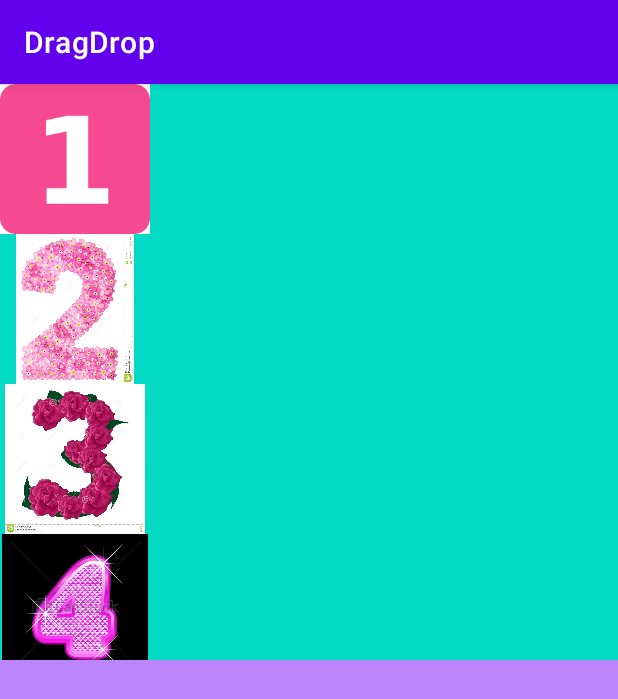
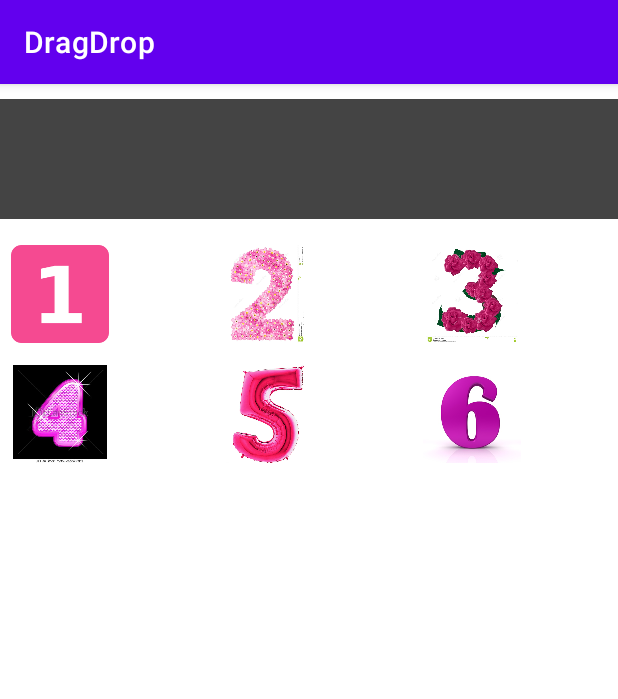
Before and after one commit to gusmanmatheus/DragDrop, an Android app: the screen it shows after launch (MainActivity), on a phone screen of 412 x 824 dp. Shown: the top 699 px of the screen. Run offline under Robolectric (Android 15) with nearby library versions, the phone set to English and light mode, and no system bars.

Commit message:
new draganddrop

```diff
--- a/app/src/main/java/com/example/dragdrop/MainActivity.kt
+++ b/app/src/main/java/com/example/dragdrop/MainActivity.kt
@@ -1,127 +1,23 @@
 package com.example.dragdrop
 
-import android.content.ClipData
-import android.content.ClipDescription
-import android.os.Build
+import android.content.Intent
 import android.os.Bundle
-import android.util.Log
-import android.view.DragEvent
-import android.view.View
-import android.view.ViewGroup
-import android.widget.ImageView
-import android.widget.LinearLayout
 import androidx.appcompat.app.AppCompatActivity
-import androidx.core.content.ContextCompat
-import androidx.recyclerview.widget.LinearLayoutManager
-import kotlinx.android.synthetic.main.activity_main.Selected_RC
-import kotlinx.android.synthetic.main.activity_main.bt_cl
-import kotlinx.android.synthetic.main.activity_main.noSelected_RC
-import kotlinx.android.synthetic.main.activity_main.tp_cl
+import com.example.dragdrop.adapter.AvailableAdapter
+import kotlinx.android.synthetic.main.activity_main.*
 
 class MainActivity : AppCompatActivity() {
-    var itemUsed = 0
-
-    private val adapterSelected = Rc()
-    private val adapterUnSelected = Rc()
-
     override fun onCreate(savedInstanceState: Bundle?) {
         super.onCreate(savedInstanceState)
         setContentView(R.layout.activity_main)
-        adapterSelected.onItemClick = { num ->
-            itemUsed = num
+
+        mainRecAvailable.adapter = AvailableAdapter().apply {
+            data = List(6) { it }
         }
-        adapterUnSelected.onItemClick = { num ->
-            itemUsed = num
+
+        mainSeparator.setOnClickListener {
+            startActivity(Intent(this, MainActivity::class.java))
+            finish()
         }
-        tp_cl.setOnDragListener(object : MyOnLDragListener( {
-            Log.i("XRL89", "$itemUsed no layout 1")
-            adapterSelected.data.add(itemUsed)
-            val disc = adapterSelected.data.distinct()
-            adapterSelected.data =  disc.toMutableList()
-            adapterUnSelected.data.remove(itemUsed)
-            adapterUnSelected.notifyDataSetChanged()
-            adapterSelected.notifyDataSetChanged()
-
-
-        }) {})
-        bt_cl.setOnDragListener(object : MyOnLDragListener( {
-            if(adapterUnSelected.data.count()<=1) {
-                Log.i("XRL89", "$itemUsed no layout 2")
-                adapterUnSelected.data.add(itemUsed)
-                adapterUnSelected.data=  adapterUnSelected.data.distinct().toMutableList()
-                adapterSelected.data.remove(itemUsed)
-                adapterUnSelected.notifyDataSetChanged()
-                adapterSelected.notifyDataSetChanged()
-            }
-        }) {})
-        setAdapters()
-    }
-
-    private fun setAdapters(){
-        noSelected_RC.layoutManager = LinearLayoutManager(this)
-        noSelected_RC.adapter = adapterUnSelected
-        adapterUnSelected.data = mutableListOf()
-        adapterUnSelected.notifyDataSetChanged()
-
-        Selected_RC.layoutManager = LinearLayoutManager(this)
-        Selected_RC.adapter = adapterSelected
-        adapterSelected.data =  mutableListOf<Int>(1, 2, 3, 4, 5, 6)
-        adapterSelected.notifyDataSetChanged()
-
     }
 }
-
-
-
-open class MyOnLongClickListener(open val uni: () -> Unit) : View.OnLongClickListener {
-    override fun onLongClick(v: View): Boolean {
-        val data = ClipData.newPlainText("simple_text", "text")
-        val sb = View.DragShadowBuilder(v)
-
-        if (Build.VERSION.SDK_INT >= Build.VERSION_CODES.N) {
-            v.startDragAndDrop(data, sb, v, 0)
-        } else
-            v.startDrag(data, sb, v, 0)
-
-        v.visibility = View.INVISIBLE
-        uni()
-        return true
-    }
-}
-open class MyOnLDragListener(val uni: () -> Unit) : View.OnDragListener {
-    override fun onDrag(v: View?, event: DragEvent?): Boolean {
-        when (event?.action) {
-            DragEvent.ACTION_DRAG_STARTED -> {
-                return event.clipDescription.hasMimeType(ClipDescription.MIMETYPE_TEXT_PLAIN)
-            }
-
-            DragEvent.ACTION_DRAG_ENTERED -> {
-
-
-            }
-            DragEvent.ACTION_DRAG_LOCATION -> {
-
-
-            }
-            DragEvent.ACTION_DRAG_EXITED -> {
-
-
-            }
-            DragEvent.ACTION_DROP -> {//penutino
-                val view = event.localState as View
-                val owned = view.parent as ViewGroup
-                owned.removeView(view)
-
-                val container = v as LinearLayout
-                container.addView(view)
-                uni()
-            }
-            DragEvent.ACTION_DRAG_ENDED -> {//pos
-                val view = event.localState as View
-                view.visibility = View.VISIBLE
-
-            }
-        }
-        return true
-    }
-}
--- a/app/src/main/java/com/example/dragdrop/Rc.kt
+++ /dev/null
@@ -1,49 +0,0 @@
-package com.example.dragdrop
-
-import android.view.LayoutInflater
-import android.view.View
-import android.view.ViewGroup
-import androidx.recyclerview.widget.RecyclerView
-import kotlinx.android.synthetic.main.item_list.view.itemRC
-
-class Rc : RecyclerView.Adapter<Rc.Holder>() {
-    var data = mutableListOf<Int>()
-    var onItemClick: ((Int) -> Unit) = {}
-
-    override fun onCreateViewHolder(parent: ViewGroup, viewType: Int): Holder {
-        return Holder(
-            LayoutInflater.from(parent.context).inflate(R.layout.item_list, parent, false)
-        )
-    }
-
-    override fun getItemCount() = data.count()
-
-    override fun onBindViewHolder(holder: Holder, position: Int) {
-        holder.bind(data[position])
-    }
-
-    inner class Holder(itemView: View) : RecyclerView.ViewHolder(itemView) {
-        init {
-                itemView.setOnLongClickListener(object : MyOnLongClickListener(fun() {
-
-                        data.getOrNull(adapterPosition)?.let {
-                            onItemClick(it)
-                        }}
-                    )
-                {})
-        }
-        fun bind(num: Int) {
-            val image =
-                when (num) {
-                    1 -> R.drawable.um
-                    2 -> R.drawable.dois
-                    3 -> R.drawable.tres
-                    4 -> R.drawable.quatro
-                    5 -> R.drawable.cinco
-                    6 -> R.drawable.seis
-                    else -> R.mipmap.ic_launcher
-                }
-            itemView.itemRC.setImageResource(image)
-        }
-    }
-}
--- /dev/null
+++ b/app/src/main/java/com/example/dragdrop/adapter/AvailableAdapter.kt
@@ -0,0 +1,76 @@
+package com.example.dragdrop.adapter
+
+import android.util.Log
+import android.view.LayoutInflater
+import android.view.View
+import android.view.ViewGroup
+import androidx.core.view.isVisible
+import androidx.recyclerview.widget.RecyclerView
+import com.example.dragdrop.R
+import com.example.dragdrop.adapter.DragShadow.setupDragShadow
+import kotlinx.android.synthetic.main.item_app.view.*
+
+class AvailableAdapter : RecyclerView.Adapter<AvailableAdapter.Holder>() {
+
+    var data: List<Int> = emptyList()
+        set(value) {
+            field = value
+            notifyDataSetChanged()
+        }
+
+    override fun onCreateViewHolder(parent: ViewGroup, viewType: Int): Holder {
+        val view = LayoutInflater.from(parent.context).inflate(R.layout.item_app, parent, false)
+        return Holder(view)
+    }
+
+    override fun getItemCount(): Int {
+        return data.size
+    }
+
+    override fun onBindViewHolder(holder: Holder, position: Int) {
+        holder.bind(position)
+    }
+
+    class Holder(itemView: View) : RecyclerView.ViewHolder(itemView) {
+        private fun createOnDragListener() = OnDragAndDropListener.Builder()
+            .setActionDragEntered {
+                Log.i(TAG, "setActionDragEntered")
+                it.visibility = View.INVISIBLE
+            }
+            .setActionDragEnded {
+                it.isVisible = true
+                it.setOnDragListener { view, dragEvent -> true }
+            }.build()
+
+        init {
+
+
+            itemView.setOnLongClickListener {
+                itemView.setOnDragListener(createOnDragListener())
+
+                Log.i(TAG, "long")
+                setupDragShadow(itemView)
+
+                false
+            }
+        }
+
+        fun bind(position: Int) {
+            itemView.iappImgIcon.setImageResource(
+                when (position) {
+                    0 -> R.drawable.um
+                    1 -> R.drawable.dois
+                    2 -> R.drawable.tres
+                    3 -> R.drawable.quatro
+                    4 -> R.drawable.cinco
+                    5 -> R.drawable.seis
+                    else -> R.mipmap.ic_launcher
+                }
+            )
+        }
+    }
+
+    companion object {
+        val TAG = "Stone"
+    }
+}
--- a/app/src/main/res/layout/activity_main.xml
+++ b/app/src/main/res/layout/activity_main.xml
@@ -1,40 +1,46 @@
 <?xml version="1.0" encoding="utf-8"?>
-<LinearLayout
-    xmlns:android="http://schemas.android.com/apk/res/android"
+<androidx.constraintlayout.widget.ConstraintLayout xmlns:android="http://schemas.android.com/apk/res/android"
     xmlns:app="http://schemas.android.com/apk/res-auto"
     xmlns:tools="http://schemas.android.com/tools"
     android:layout_width="match_parent"
     android:layout_height="match_parent"
     android:orientation="vertical"
-    android:weightSum="2"
     tools:context=".MainActivity">
 
-    <LinearLayout
-        android:id="@+id/tp_cl"
-        android:layout_weight="1"
-        android:layout_width="match_parent"
-        android:orientation="vertical"
-        android:layout_height="match_parent"
-        android:background="@color/teal_200"
-        >
-        <androidx.recyclerview.widget.RecyclerView
-            android:id="@+id/Selected_RC"
-            android:layout_width="match_parent"
-            android:layout_height="match_parent"
-            tools:listitem="@layout/item_list"/>
+    <androidx.recyclerview.widget.RecyclerView
+        android:id="@+id/mainRecSelected"
+        android:layout_width="0dp"
+        android:layout_height="wrap_content"
+        app:layoutManager="androidx.recyclerview.widget.GridLayoutManager"
+        app:layout_constraintEnd_toEndOf="parent"
+        app:layout_constraintStart_toStartOf="parent"
+        app:layout_constraintTop_toTopOf="parent"
+        app:spanCount="3"
+        tools:itemCount="6"
+        tools:listitem="@layout/item_app" />
 
-    </LinearLayout>
-    <LinearLayout
-        android:id="@+id/bt_cl"
-        android:layout_weight="1"
-        android:layout_width="match_parent"
-        android:orientation="vertical"
-        android:background="@color/purple_200"
-        android:layout_height="match_parent">
-        <androidx.recyclerview.widget.RecyclerView
-            android:id="@+id/noSelected_RC"
-            android:layout_width="match_parent"
-            android:layout_height="match_parent"
-            tools:listitem="@layout/item_list"/>
-    </LinearLayout>
-</LinearLayout>
+    <View
+        android:id="@+id/mainSeparator"
+        android:layout_width="0dp"
+        android:layout_height="80dp"
+        android:layout_marginTop="10dp"
+        android:background="#444444"
+        app:layout_constraintEnd_toEndOf="parent"
+        app:layout_constraintStart_toStartOf="parent"
+        app:layout_constraintTop_toBottomOf="@id/mainRecSelected" />
+
+    <androidx.recyclerview.widget.RecyclerView
+        android:id="@+id/mainRecAvailable"
+        android:layout_width="0dp"
+        android:layout_height="0dp"
+        android:layout_marginTop="10dp"
+        app:layoutManager="androidx.recyclerview.widget.GridLayoutManager"
+        app:layout_constraintBottom_toBottomOf="parent"
+        app:layout_constraintEnd_toEndOf="parent"
+        app:layout_constraintStart_toStartOf="parent"
+        app:layout_constraintTop_toBottomOf="@id/mainSeparator"
+        app:spanCount="3"
+        tools:itemCount="10"
+        tools:listitem="@layout/item_app" />
+
+</androidx.constraintlayout.widget.ConstraintLayout>
--- /dev/null
+++ b/app/src/main/res/layout/item_app.xml
@@ -0,0 +1,21 @@
+<?xml version="1.0" encoding="utf-8"?>
+<androidx.constraintlayout.widget.ConstraintLayout xmlns:android="http://schemas.android.com/apk/res/android"
+    xmlns:app="http://schemas.android.com/apk/res-auto"
+    xmlns:tools="http://schemas.android.com/tools"
+    android:layout_width="80dp"
+    android:layout_height="80dp"
+    tools:layout_height="100dp"
+    tools:layout_width="100dp">
+
+    <androidx.appcompat.widget.AppCompatImageView
+        android:id="@+id/iappImgIcon"
+        android:layout_width="0dp"
+        android:layout_height="0dp"
+        android:layout_margin="7dp"
+        app:layout_constraintBottom_toBottomOf="parent"
+        app:layout_constraintEnd_toEndOf="parent"
+        app:layout_constraintStart_toStartOf="parent"
+        app:layout_constraintTop_toTopOf="parent"
+        tools:srcCompat="@mipmap/ic_launcher" />
+
+</androidx.constraintlayout.widget.ConstraintLayout>
--- a/app/src/main/res/layout/item_list.xml
+++ /dev/null
@@ -1,13 +0,0 @@
-<?xml version="1.0" encoding="utf-8"?>
-<LinearLayout
-    xmlns:android="http://schemas.android.com/apk/res/android"
-    android:layout_width="wrap_content"
-    android:layout_height="wrap_content">
-    <ImageView
-        android:id="@+id/itemRC"
-        android:layout_width="100dp"
-        android:layout_height="100dp"
-        android:gravity="center_vertical|center_horizontal"
-        android:src="@drawable/dois"/>
-
-</LinearLayout>
```
Also changed, not shown: app/src/main/java/com/example/dragdrop/DragCustom.kt (deleted, +0 -8 lines), app/src/main/java/com/example/dragdrop/adapter/DragShadow.kt (added, +20 -0 lines), app/src/main/java/com/example/dragdrop/adapter/OnDragAndDropListener.kt (added, +80 -0 lines).
